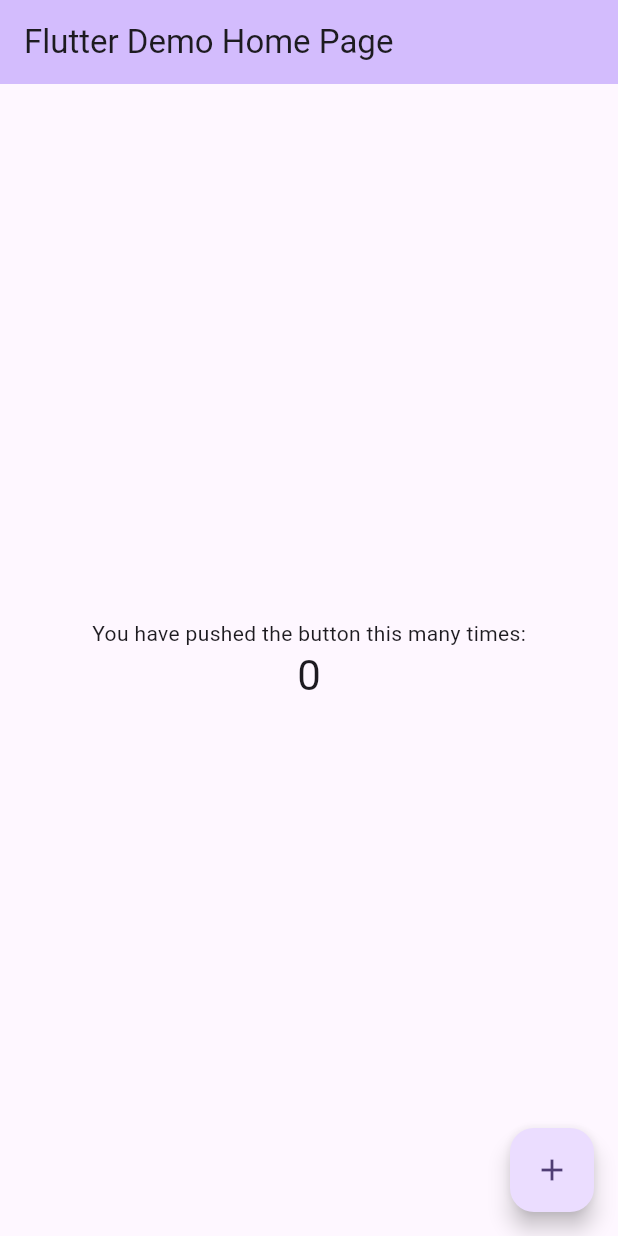
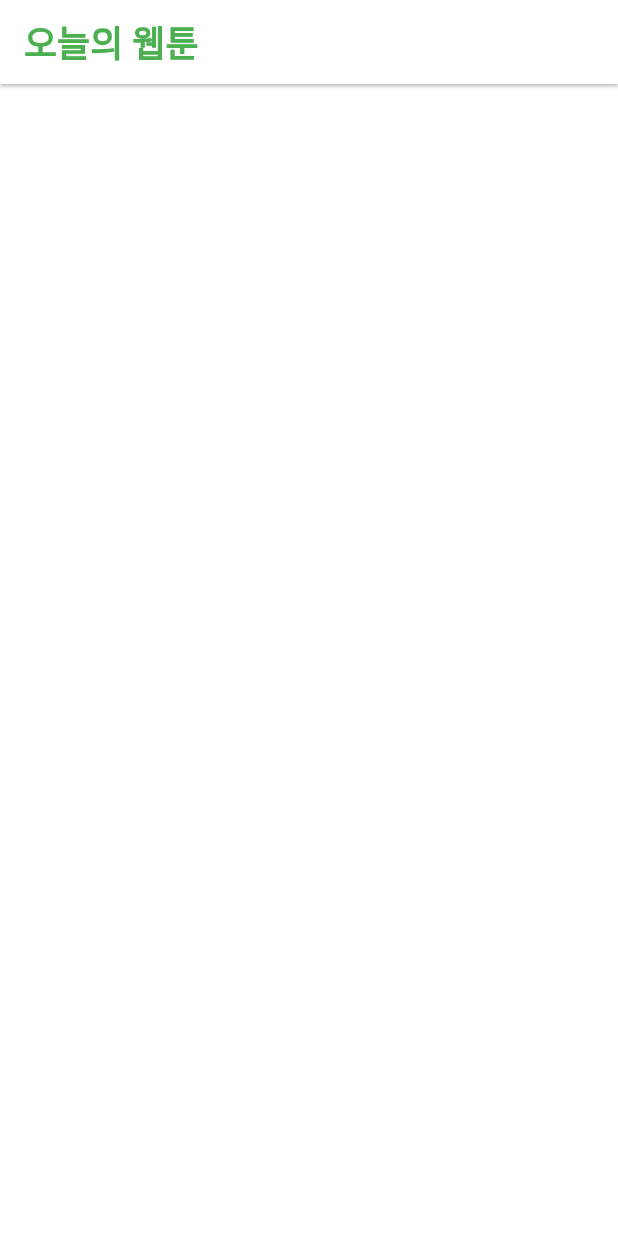
Before and after one commit to LEEBONGHAK/toonflix, a Flutter app: the screen it shows after launch, on a phone screen of 412 x 824 dp. Run offline on Flutter 3.47's test engine with Material 2 defaults, Android fonts, the phone set to English and light mode, and no system bars.

Commit message:
6.1 AppBar

```diff
--- a/lib/main.dart
+++ b/lib/main.dart
@@ -1,125 +1,18 @@
 import 'package:flutter/material.dart';
+import 'package:toonflix/screens/home_screen.dart';
 
 void main() {
-  runApp(const MyApp());
+  runApp(const App());
 }
 
-class MyApp extends StatelessWidget {
-  const MyApp({super.key});
+class App extends StatelessWidget {
+  /// ID 같은 식별자 역할을 하는 key를 부모 클래스(StatelessWidget)에게 보냄
+  const App({super.key});
 
-  // This widget is the root of your application.
   @override
   Widget build(BuildContext context) {
-    return MaterialApp(
-      title: 'Flutter Demo',
-      theme: ThemeData(
-        // This is the theme of your application.
-        //
-        // TRY THIS: Try running your application with "flutter run". You'll see
-        // the application has a blue toolbar. Then, without quitting the app,
-        // try changing the seedColor in the colorScheme below to Colors.green
-        // and then invoke "hot reload" (save your changes or press the "hot
-        // reload" button in a Flutter-supported IDE, or press "r" if you used
-        // the command line to start the app).
-        //
-        // Notice that the counter didn't reset back to zero; the application
-        // state is not lost during the reload. To reset the state, use hot
-        // restart instead.
-        //
-        // This works for code too, not just values: Most code changes can be
-        // tested with just a hot reload.
-        colorScheme: ColorScheme.fromSeed(seedColor: Colors.deepPurple),
-        useMaterial3: true,
-      ),
-      home: const MyHomePage(title: 'Flutter Demo Home Page'),
+    return const MaterialApp(
+      home: HomeScreen(),
     );
   }
 }
-
-class MyHomePage extends StatefulWidget {
-  const MyHomePage({super.key, required this.title});
-
-  // This widget is the home page of your application. It is stateful, meaning
-  // that it has a State object (defined below) that contains fields that affect
-  // how it looks.
-
-  // This class is the configuration for the state. It holds the values (in this
-  // case the title) provided by the parent (in this case the App widget) and
-  // used by the build method of the State. Fields in a Widget subclass are
-  // always marked "final".
-
-  final String title;
-
-  @override
-  State<MyHomePage> createState() => _MyHomePageState();
-}
-
-class _MyHomePageState extends State<MyHomePage> {
-  int _counter = 0;
-
-  void _incrementCounter() {
-    setState(() {
-      // This call to setState tells the Flutter framework that something has
-      // changed in this State, which causes it to rerun the build method below
-      // so that the display can reflect the updated values. If we changed
-      // _counter without calling setState(), then the build method would not be
-      // called again, and so nothing would appear to happen.
-      _counter++;
-    });
-  }
-
-  @override
-  Widget build(BuildContext context) {
-    // This method is rerun every time setState is called, for instance as done
-    // by the _incrementCounter method above.
-    //
-    // The Flutter framework has been optimized to make rerunning build methods
-    // fast, so that you can just rebuild anything that needs updating rather
-    // than having to individually change instances of widgets.
-    return Scaffold(
-      appBar: AppBar(
-        // TRY THIS: Try changing the color here to a specific color (to
-        // Colors.amber, perhaps?) and trigger a hot reload to see the AppBar
-        // change color while the other colors stay the same.
-        backgroundColor: Theme.of(context).colorScheme.inversePrimary,
-        // Here we take the value from the MyHomePage object that was created by
-        // the App.build method, and use it to set our appbar title.
-        title: Text(widget.title),
-      ),
-      body: Center(
-        // Center is a layout widget. It takes a single child and positions it
-        // in the middle of the parent.
-        child: Column(
-          // Column is also a layout widget. It takes a list of children and
-          // arranges them vertically. By default, it sizes itself to fit its
-          // children horizontally, and tries to be as tall as its parent.
-          //
-          // Column has various properties to control how it sizes itself and
-          // how it positions its children. Here we use mainAxisAlignment to
-          // center the children vertically; the main axis here is the vertical
-          // axis because Columns are vertical (the cross axis would be
-          // horizontal).
-          //
-          // TRY THIS: Invoke "debug painting" (choose the "Toggle Debug Paint"
-          // action in the IDE, or press "p" in the console), to see the
-          // wireframe for each widget.
-          mainAxisAlignment: MainAxisAlignment.center,
-          children: <Widget>[
-            const Text(
-              'You have pushed the button this many times:',
-            ),
-            Text(
-              '$_counter',
-              style: Theme.of(context).textTheme.headlineMedium,
-            ),
-          ],
-        ),
-      ),
-      floatingActionButton: FloatingActionButton(
-        onPressed: _incrementCounter,
-        tooltip: 'Increment',
-        child: const Icon(Icons.add),
-      ), // This trailing comma makes auto-formatting nicer for build methods.
-    );
-  }
-}
--- /dev/null
+++ b/lib/screens/home_screen.dart
@@ -0,0 +1,24 @@
+import 'package:flutter/material.dart';
+
+class HomeScreen extends StatelessWidget {
+  const HomeScreen({super.key});
+
+  @override
+  Widget build(BuildContext context) {
+    return Scaffold(
+      backgroundColor: Colors.white,
+      appBar: AppBar(
+        backgroundColor: Colors.white,
+        foregroundColor: Colors.green,
+        elevation: 1,
+        title: const Text(
+          '오늘의 웹툰',
+          style: TextStyle(
+            fontSize: 24,
+            fontWeight: FontWeight.w600,
+          ),
+        ),
+      ),
+    );
+  }
+}
```
Also changed, not shown: 1 other file.
